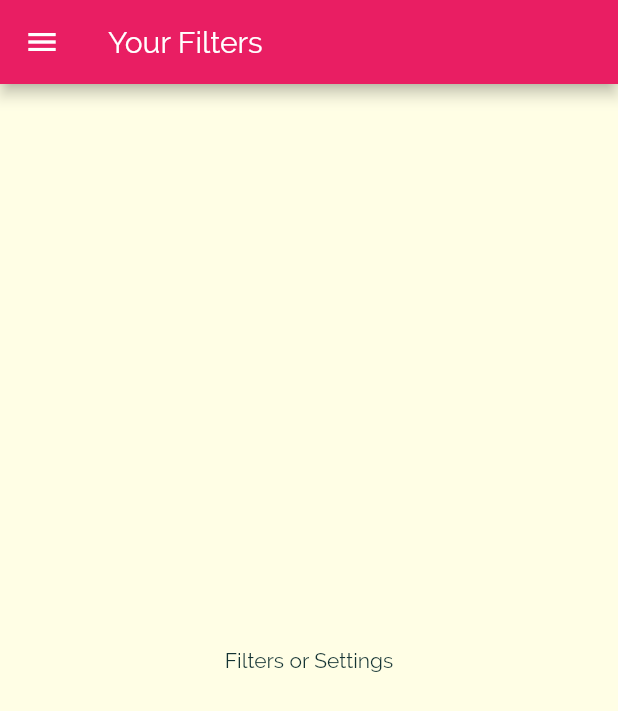
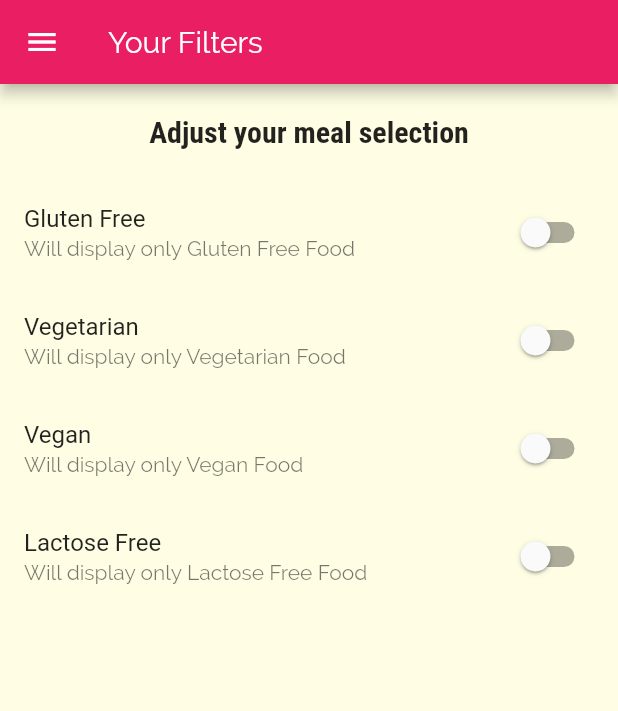
Before and after one commit to quiet-programmer/flutter_recipe_app, a Flutter app: the FilterScreen screen opened by its route, on a phone screen of 412 x 824 dp. Shown: the top 711 px of the screen. Run offline on Flutter 3.47's test engine with Material 2 defaults, Android fonts, the phone set to English and light mode, and no system bars.

Commit message:
updated settings screen

```diff
--- a/lib/screens/filters_sreen.dart
+++ b/lib/screens/filters_sreen.dart
@@ -1,15 +1,93 @@
 import 'package:flutter/material.dart';
+
 import '../widgets/main_drawer.dart';
 
-class FilterScreen extends StatelessWidget {
+class FilterScreen extends StatefulWidget {
   static const routeName = '/filters';
+
+  @override
+  _FilterScreenState createState() => _FilterScreenState();
+}
+
+class _FilterScreenState extends State<FilterScreen> {
+  bool _glutenFree = false;
+  bool _vegetarian = false;
+  bool _vegan = false;
+  bool _lactoseFree = false;
+
+  Widget _buildSwitchListTile(
+      String title, String subTitle, bool getValue, Function updateValue) {
+    return SwitchListTile(
+      title: Text(title),
+      value: getValue,
+      subtitle: Text(subTitle),
+      onChanged: updateValue,
+    );
+  }
+
   @override
   Widget build(BuildContext context) {
     return Scaffold(
-      appBar: AppBar(title: Text("Your Filters"),),
+      appBar: AppBar(
+        title: Text("Your Filters"),
+      ),
       drawer: MainDrawer(),
-      body: Center(
-        child: Text("Filters or Settings"),
+      body: Column(
+        children: <Widget>[
+          Container(
+            padding: EdgeInsets.all(20.0),
+            child: Text(
+              "Adjust your meal selection",
+              style: Theme.of(context).textTheme.title,
+            ),
+          ),
+          Expanded(
+            child: ListView(
+              children: <Widget>[
+                _buildSwitchListTile(
+                  "Gluten Free",
+                  "Will display only Gluten Free Food",
+                  _glutenFree,
+                  (value) {
+                    setState(() {
+                      _glutenFree = value;
+                  },);
+                  },
+                ),
+                _buildSwitchListTile(
+                  "Vegetarian",
+                  "Will display only Vegetarian Food",
+                  _vegetarian,
+                  (value) {
+                    setState(() {
+                      _vegetarian = value;
+                  },);
+                  },
+                ),
+                _buildSwitchListTile(
+                  "Vegan",
+                  "Will display only Vegan Food",
+                  _vegan,
+                  (value) {
+                    setState(() {
+                      _vegan = value;
+                  },);
+                  },
+                ),
+                _buildSwitchListTile(
+                  "Lactose Free",
+                  "Will display only Lactose Free Food",
+                  _lactoseFree,
+                  (value) {
+                    setState(() {
+                      _lactoseFree = value;
+                  },);
+                  },
+                ),
+              ],
+            ),
+          )
+        ],
       ),
     );
   }
```
